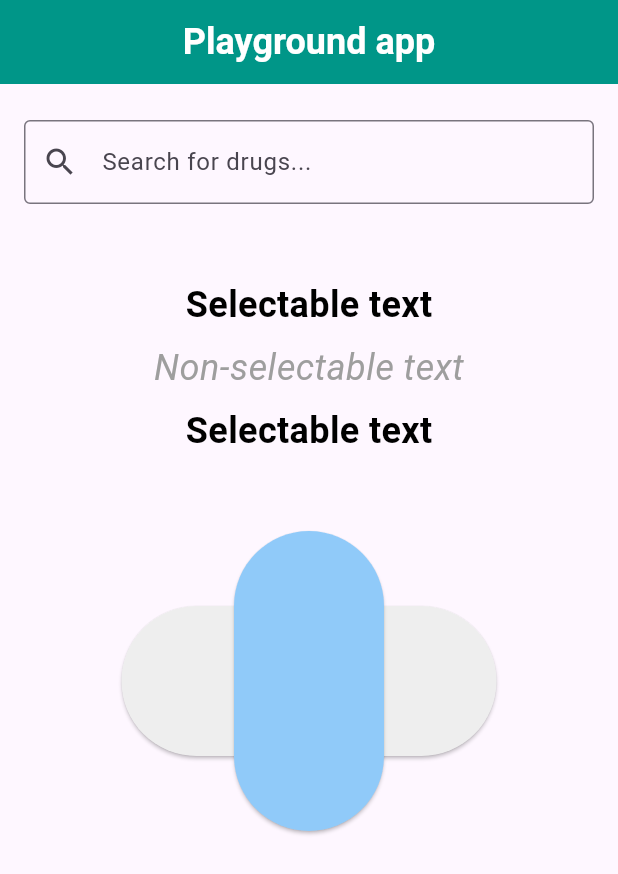
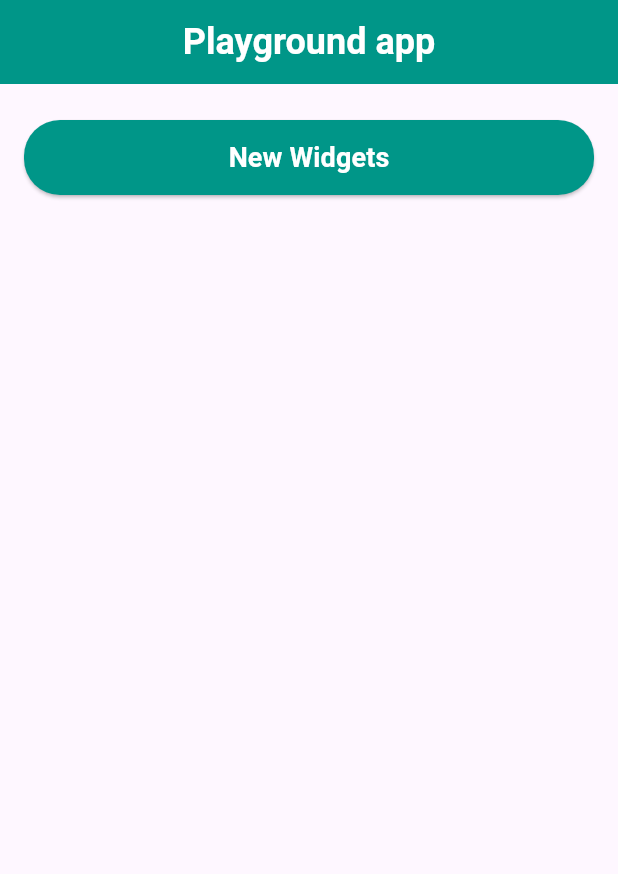
Before and after one commit to M7mdAbolila/playground-app, a Flutter app: the screen it shows after launch, on a phone screen of 412 x 824 dp. Shown: the top 874 px of the screen. Run offline on Flutter 3.47's test engine with Material 3 defaults, Android fonts, the phone set to English and light mode, and no system bars.

Commit message:
Refactor playground app structure and implement new widgets feature with new branch

```diff
--- a/analysis_options.yaml
+++ b/analysis_options.yaml
@@ -21,6 +21,7 @@ linter:
   # `// ignore_for_file: name_of_lint` syntax on the line or in the file
   # producing the lint.
   rules:
+    prefer_const_constructors: true
     # avoid_print: false  # Uncomment to disable the `avoid_print` rule
     # prefer_single_quotes: true  # Uncomment to enable the `prefer_single_quotes` rule
 
--- /dev/null
+++ b/lib/core/widgets/app_button.dart
@@ -0,0 +1,26 @@
+import 'package:flutter/material.dart';
+
+class AppButton extends StatelessWidget {
+  const AppButton({super.key, required this.text, required this.onPressed});
+  final String text;
+  final VoidCallback? onPressed;
+  @override
+  Widget build(BuildContext context) {
+    return ElevatedButton(
+      onPressed: onPressed,
+      style: ElevatedButton.styleFrom(
+        padding: const EdgeInsets.symmetric(horizontal: 24, vertical: 12),
+        backgroundColor: Colors.teal,
+        shape: RoundedRectangleBorder(borderRadius: BorderRadius.circular(24)),
+      ),
+      child: Text(
+        text,
+        style: const TextStyle(
+          fontSize: 18,
+          fontWeight: FontWeight.w700,
+          color: Colors.white,
+        ),
+      ),
+    );
+  }
+}
--- a/lib/drugs_auto_complete_feature/widgets/drug_option_tile.dart
+++ b/lib/features/new_widgets/drugs_auto_complete_feature/widgets/drug_option_tile.dart
@@ -13,13 +13,13 @@ class DrugOptionTile extends StatelessWidget {
     return ListTile(
       title: Text(
         drug.tradename,
-        style: TextStyle(fontSize: 18, fontWeight: FontWeight.w600),
+        style: const TextStyle(fontSize: 18, fontWeight: FontWeight.w600),
         overflow: TextOverflow.ellipsis,
       ),
 
       subtitle: Text(
         drug.company,
-        style: TextStyle(
+        style: const TextStyle(
           fontSize: 16,
           fontWeight: FontWeight.w500,
           color: Colors.teal,
--- a/lib/main.dart
+++ b/lib/main.dart
@@ -1,7 +1,7 @@
 import 'package:flutter/material.dart';
 
-import 'my_app.dart';
+import 'playground_app.dart';
 
 void main() {
-  runApp(const MyApp());
+  runApp(const PlaygroundApp());
 }
--- a/lib/my_app.dart
+++ /dev/null
@@ -1,69 +0,0 @@
-import 'package:flutter/material.dart';
-import 'package:playground/drugs_auto_complete_feature/widgets/drags_auto_complete_widget.dart';
-
-import 'absorb_pointer_example/absorb_pointer_example.dart';
-import 'drugs_auto_complete_feature/data/drug_repo.dart';
-import 'drugs_auto_complete_feature/data/drug_search_service.dart';
-import 'selection_area/selectable_text_widget.dart';
-
-class MyApp extends StatelessWidget {
-  const MyApp({super.key});
-
-  @override
-  Widget build(BuildContext context) {
-    return MaterialApp(
-      home: GestureDetector(
-        onTap: () => FocusScope.of(context).unfocus(),
-        child: Scaffold(
-          appBar: _buildAppBar(),
-          body: SingleChildScrollView(
-            child: Padding(
-              padding: const EdgeInsets.fromLTRB(16, 24, 16, 0),
-              child: Column(
-                spacing: 50,
-                children: [
-                  /// Autocomplete widget helping the user make a selection by entering some text and choosing from among a list of options.
-                  /// Example:
-                  // Custom autocomplete widget for searching drugs by their tradename.
-                  DrugAutocompleteWidget(
-                    searchService: DrugSearchService(JsonDrugRepository()),
-                  ),
-
-                  /// Wrap the widgets you want to be selectable in a SelectionArea.
-                  /// Example:
-                  // Text is not selectable by default.
-                  // To make a Text selectable, one can wrap a subtree with a SelectionArea widget.
-                  // To exclude a part of a subtree under SelectionArea from selection,
-                  // once can also wrap that part of the subtree with SelectionContainer.disabled.
-                  const SelectableTextExampleWidget(),
-
-                  /// AbsorbPointer is a widget that prevents its subtree from receiving pointer events.
-                  /// Example:
-                  /// The blue button is wrapped in AbsorbPointer, so it does not respond to taps.
-                  /// The grey button is not wrapped in AbsorbPointer, so it responds to taps.
-                  /// try tapping on both buttons to see the difference.
-                  const AbsorbPointerExample(),
-                ],
-              ),
-            ),
-          ),
-        ),
-      ),
-    );
-  }
-
-  AppBar _buildAppBar() {
-    return AppBar(
-      title: const Text(
-        'Playground app',
-        style: TextStyle(
-          fontSize: 24,
-          color: Colors.white,
-          fontWeight: FontWeight.w600,
-        ),
-      ),
-      centerTitle: true,
-      backgroundColor: Colors.teal,
-    );
-  }
-}
--- /dev/null
+++ b/lib/playground_app.dart
@@ -0,0 +1,55 @@
+import 'package:flutter/material.dart';
+import 'package:playground/core/widgets/app_button.dart';
+
+import 'features/new_widgets/new_widgets_screen.dart';
+
+class PlaygroundApp extends StatelessWidget {
+  const PlaygroundApp({super.key});
+
+  @override
+  Widget build(BuildContext context) {
+    return const MaterialApp(
+      debugShowCheckedModeBanner: false,
+      home: MainScreen(),
+    );
+  }
+}
+
+class MainScreen extends StatelessWidget {
+  const MainScreen({super.key});
+
+  @override
+  Widget build(BuildContext context) {
+    return Scaffold(
+      appBar: _buildAppBar(),
+      body: ListView(
+        padding: const EdgeInsets.fromLTRB(16, 24, 16, 0),
+        children: [
+          AppButton(
+            text: 'New Widgets',
+            onPressed: () => _pushScreen(context, const NewWidgetsScreen()),
+          ),
+        ],
+      ),
+    );
+  }
+
+  void _pushScreen(BuildContext context, Widget screen) {
+    Navigator.of(context).push(MaterialPageRoute(builder: (_) => screen));
+  }
+
+  AppBar _buildAppBar() {
+    return AppBar(
+      title: const Text(
+        'Playground app',
+        style: TextStyle(
+          fontSize: 24,
+          color: Colors.white,
+          fontWeight: FontWeight.w600,
+        ),
+      ),
+      centerTitle: true,
+      backgroundColor: Colors.teal,
+    );
+  }
+}
```
Also changed, not shown: lib/features/new_widgets/new_widgets_screen.dart (added, +52 -0 lines), lib/core/helpers.dart (added), lib/features/new_widgets/absorb_pointer_example/absorb_pointer_example.dart (renamed from lib/absorb_pointer_example/absorb_pointer_example.dart), lib/features/new_widgets/drugs_auto_complete_feature/data/drug_model.dart (renamed from lib/drugs_auto_complete_feature/data/drug_model.dart), lib/features/new_widgets/drugs_auto_complete_feature/data/drug_repo.dart (renamed from lib/drugs_auto_complete_feature/data/drug_repo.dart), lib/features/new_widgets/drugs_auto_complete_feature/data/drug_search_service.dart (renamed from lib/drugs_auto_complete_feature/data/drug_search_service.dart), lib/features/new_widgets/drugs_auto_complete_feature/widgets/drags_auto_complete_widget.dart (renamed from lib/drugs_auto_complete_feature/widgets/drags_auto_complete_widget.dart), lib/features/new_widgets/selection_area/selectable_text_widget.dart (renamed from lib/selection_area/selectable_text_widget.dart).
